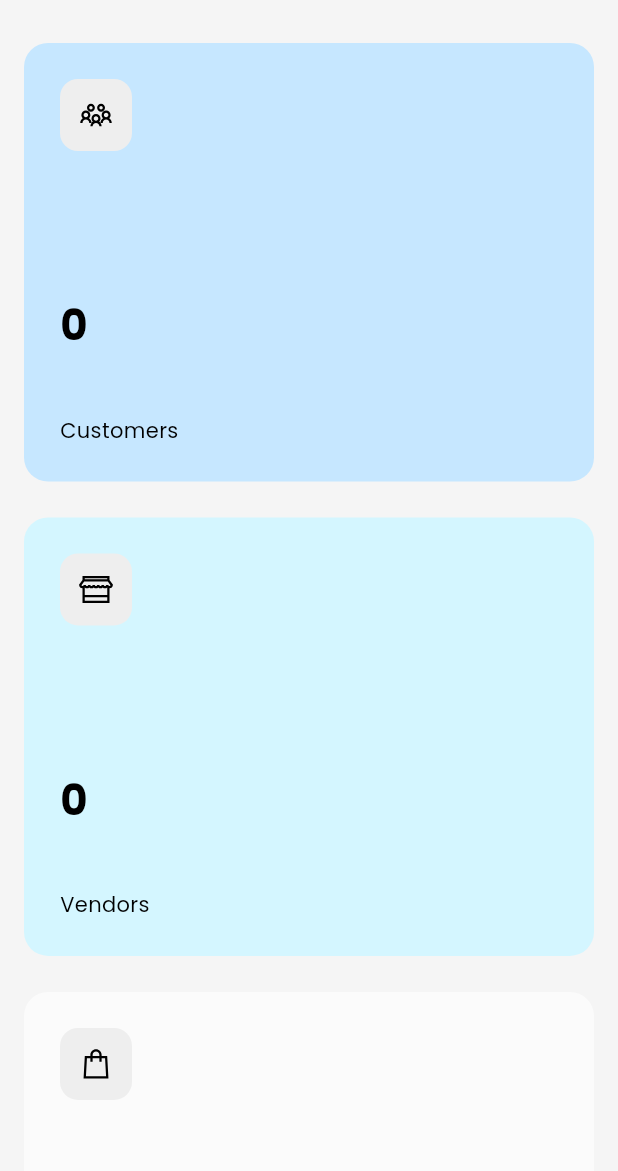
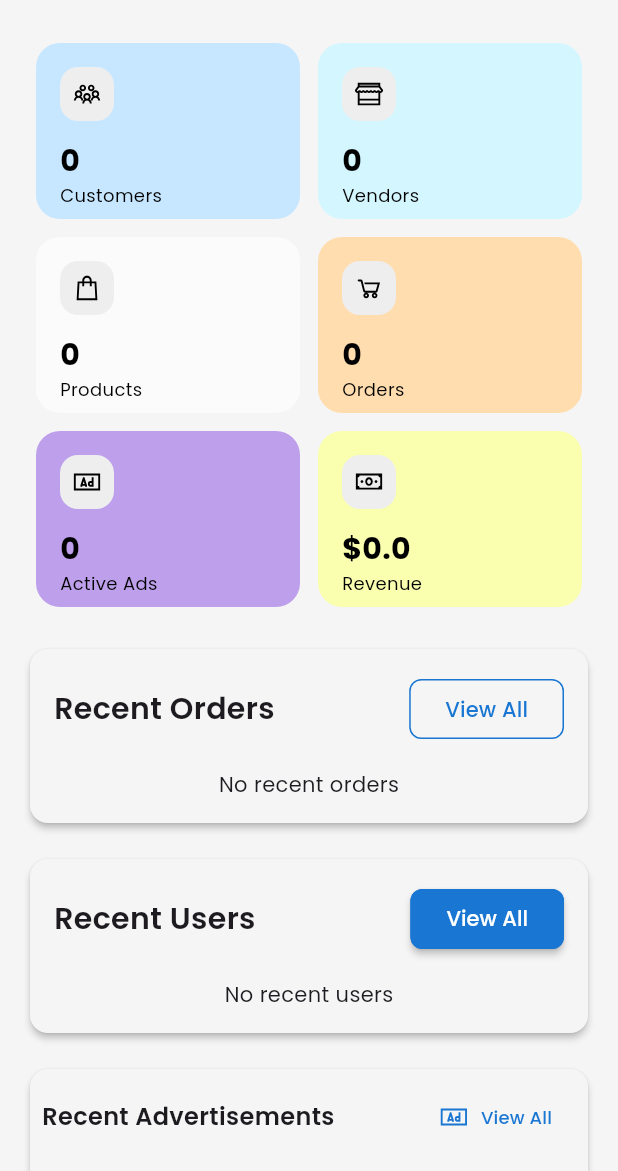
Before and after one commit to Edil-Ayehu/multi_vendor_ecommerce_app_admin_panel, a Flutter app: the screen it shows once a user with an empty profile is signed in, on a phone screen of 412 x 824 dp, the part 65-1236 px from its top. Run offline on Flutter 3.47's test engine with Material 3 defaults, Android fonts, the phone set to English and light mode, and no system bars; our stand-ins replace cloud_firestore, firebase_auth, firebase_core, fl_chart, google_fonts, line_icons and 4 more; accounts and stored records are empty.

Commit message:
responsiveness in admin dashboard

```diff
--- a/lib/screens/admin_dashboard_screen.dart
+++ b/lib/screens/admin_dashboard_screen.dart
@@ -109,15 +109,31 @@ class AdminDashboardScreen extends StatelessWidget {
             ? 4
             : constraints.maxWidth > 800
                 ? 2
-                : 1;
+                : constraints.maxWidth > 600
+                    ? 2
+                    : 2;
 
-        return GridView.count(
+        final childAspectRatio = constraints.maxWidth > 1200
+            ? 1.5
+            : constraints.maxWidth > 800
+                ? 1.3
+                : constraints.maxWidth > 600
+                    ? 1.5
+                    : 1.5;
+
+        final spacing = constraints.maxWidth > 600 ? 24.0 : 12.0;
+
+        return Padding(
+          padding: EdgeInsets.symmetric(
+            horizontal: constraints.maxWidth > 600 ? 0 : 8.0,
+          ),
+          child: GridView.count(
             shrinkWrap: true,
             physics: const NeverScrollableScrollPhysics(),
             crossAxisCount: crossAxisCount,
-          crossAxisSpacing: 24,
-          mainAxisSpacing: 24,
-          childAspectRatio: constraints.maxWidth > 1200 ? 1.5 : 1.3,
+            crossAxisSpacing: spacing,
+            mainAxisSpacing: spacing,
+            childAspectRatio: childAspectRatio,
             children: [
               _buildStatCard(
                 context,
@@ -174,6 +190,7 @@ class AdminDashboardScreen extends StatelessWidget {
                     : const Color(0xffFAFFAF),
               ),
             ],
+          ),
         );
       },
     );
@@ -197,13 +214,28 @@ class AdminDashboardScreen extends StatelessWidget {
               _buildRecentAds(context),
             ],
           );
+        } else if (constraints.maxWidth > 800) {
+          return Column(
+            children: [
+              Row(
+                crossAxisAlignment: CrossAxisAlignment.start,
+                children: [
+                  Expanded(child: _buildRecentOrders(context)),
+                  const SizedBox(width: 16),
+                  Expanded(child: _buildRecentUsers(context)),
+                ],
+              ),
+              const SizedBox(height: 16),
+              _buildRecentAds(context),
+            ],
+          );
         } else {
           return Column(
             children: [
               _buildRecentOrders(context),
-              const SizedBox(height: 24),
+              const SizedBox(height: 16),
               _buildRecentUsers(context),
-              const SizedBox(height: 24),
+              const SizedBox(height: 16),
               _buildRecentAds(context),
             ],
           );
@@ -220,8 +252,17 @@ class AdminDashboardScreen extends StatelessWidget {
     Color color,
   ) {
     final isDarkMode = Theme.of(context).brightness == Brightness.dark;
+    final screenWidth = MediaQuery.of(context).size.width;
+
+    final cardPadding = screenWidth > 600 ? 24.0 : 16.0;
+
+    final iconSize = screenWidth > 600 ? 24.0 : 20.0;
+
+    final valueSize = screenWidth > 600 ? 28.0 : 20.0;
+    final titleSize = screenWidth > 600 ? 14.0 : 12.0;
+
     return Container(
-      padding: const EdgeInsets.all(24),
+      padding: EdgeInsets.all(cardPadding),
       decoration: BoxDecoration(
         borderRadius: BorderRadius.circular(16),
         color: color,
@@ -231,18 +272,18 @@ class AdminDashboardScreen extends StatelessWidget {
         mainAxisAlignment: MainAxisAlignment.spaceBetween,
         children: [
           Container(
-            padding: const EdgeInsets.all(12),
+            padding: EdgeInsets.all(screenWidth > 600 ? 12 : 8),
             decoration: BoxDecoration(
               color: Colors.grey[200],
               borderRadius: BorderRadius.circular(12),
             ),
-            child: Icon(icon, color: Colors.black, size: 24),
+            child: Icon(icon, color: Colors.black, size: iconSize),
           ),
-          const SizedBox(height: 16),
+          const SizedBox(height: 12),
           Text(
             value,
             style: GoogleFonts.poppins(
-              fontSize: 28,
+              fontSize: valueSize,
               fontWeight: FontWeight.bold,
               color: isDarkMode ? Colors.white : Colors.black,
             ),
@@ -251,7 +292,7 @@ class AdminDashboardScreen extends StatelessWidget {
             title,
             style: GoogleFonts.poppins(
               color: isDarkMode ? Colors.white : Colors.black,
-              fontSize: 14,
+              fontSize: titleSize,
             ),
           ),
         ],
@@ -612,13 +653,16 @@ class AdminDashboardScreen extends StatelessWidget {
 
   Widget _buildRecentAds(BuildContext context) {
     final isDarkMode = Theme.of(context).brightness == Brightness.dark;
+    final screenWidth = MediaQuery.of(context).size.width;
+    final isSmallScreen = screenWidth <= 600;
+
     return Card(
       elevation: 2,
       color:
           isDarkMode ? const Color.fromARGB(255, 11, 11, 53) : Colors.grey[100],
       shape: RoundedRectangleBorder(borderRadius: BorderRadius.circular(12)),
       child: Padding(
-        padding: const EdgeInsets.all(16),
+        padding: EdgeInsets.all(isSmallScreen ? 8 : 16),
         child: Column(
           crossAxisAlignment: CrossAxisAlignment.start,
           children: [
@@ -628,13 +672,21 @@ class AdminDashboardScreen extends StatelessWidget {
                 Text(
                   'Recent Advertisements',
                   style: GoogleFonts.poppins(
-                    fontSize: 20,
+                    fontSize: screenWidth > 600 ? 20 : 16,
                     fontWeight: FontWeight.w600,
                   ),
                 ),
                 TextButton.icon(
-                  icon: const Icon(LineIcons.ad),
-                  label: const Text('Manage Ads'),
+                  icon: Icon(
+                    LineIcons.ad,
+                    size: screenWidth > 600 ? 24 : 20,
+                  ),
+                  label: Text(
+                    screenWidth > 600 ? 'Manage Ads' : 'View All',
+                    style: TextStyle(
+                      fontSize: screenWidth > 600 ? 14 : 12,
+                    ),
+                  ),
                   onPressed: () => Navigator.push(
                     context,
                     MaterialPageRoute(
@@ -643,7 +695,7 @@ class AdminDashboardScreen extends StatelessWidget {
                 ),
               ],
             ),
-            const SizedBox(height: 16),
+            SizedBox(height: screenWidth > 600 ? 16 : 12),
             StreamBuilder<QuerySnapshot>(
               stream: _adminService.getRecentAds(limit: 5),
               builder: (context, snapshot) {
@@ -662,9 +714,24 @@ class AdminDashboardScreen extends StatelessWidget {
 
                 return GridView.builder(
                   shrinkWrap: true,
-                  gridDelegate: const SliverGridDelegateWithFixedCrossAxisCount(
-                    crossAxisCount: 4,
-                    childAspectRatio: 1.4,
+                  physics: const NeverScrollableScrollPhysics(),
+                  gridDelegate: SliverGridDelegateWithFixedCrossAxisCount(
+                    crossAxisCount: screenWidth > 1200
+                        ? 4
+                        : screenWidth > 800
+                            ? 3
+                            : screenWidth > 600
+                                ? 2
+                                : 2,
+                    childAspectRatio: screenWidth > 1200
+                        ? 1.4
+                        : screenWidth > 800
+                            ? 1.3
+                            : screenWidth > 600
+                                ? 1.2
+                                : 1,
+                    crossAxisSpacing: isSmallScreen ? 8 : 16,
+                    mainAxisSpacing: isSmallScreen ? 8 : 16,
                   ),
                   itemCount: ads.length,
                   itemBuilder: (context, index) {
@@ -672,9 +739,7 @@ class AdminDashboardScreen extends StatelessWidget {
                     final expiryDate = (ad['expiryDate'] as Timestamp).toDate();
                     final isExpired = expiryDate.isBefore(DateTime.now());
 
-                    return SizedBox(
-                      width: 280,
-                      child: Card(
+                    return Card(
                       elevation: 0,
                       color: isDarkMode
                           ? const Color.fromARGB(255, 11, 11, 53)
@@ -695,64 +760,69 @@ class AdminDashboardScreen extends StatelessWidget {
                             child: Image.network(
                               ad['imageUrl'] ??
                                   'https://via.placeholder.com/400x200',
-                                height: 100,
+                              height: isSmallScreen ? 120 : 100,
                               width: double.infinity,
                               fit: BoxFit.cover,
                             ),
                           ),
-                            Padding(
-                              padding: const EdgeInsets.all(12),
+                          Expanded(
+                            child: Padding(
+                              padding: EdgeInsets.all(isSmallScreen ? 6 : 12),
                               child: Column(
                                 crossAxisAlignment: CrossAxisAlignment.start,
+                                mainAxisSize: MainAxisSize.min,
                                 children: [
                                   Text(
                                     ad['title'] ?? 'No Title',
                                     style: GoogleFonts.poppins(
                                       fontWeight: FontWeight.w500,
-                                      fontSize: 14,
+                                      fontSize: isSmallScreen ? 11 : 14,
                                     ),
                                     maxLines: 1,
                                     overflow: TextOverflow.ellipsis,
                                   ),
-                                  const SizedBox(height: 4),
-                                  Row(
+                                  SizedBox(height: isSmallScreen ? 2 : 4),
+                                  Expanded(
+                                    child: Row(
                                       children: [
                                         Icon(
                                           LineIcons.calendar,
-                                        size: 14,
+                                          size: isSmallScreen ? 10 : 14,
                                           color: isExpired
                                               ? Colors.red
                                               : Colors.grey[600],
                                         ),
-                                      const SizedBox(width: 4),
-                                      Text(
+                                        SizedBox(width: isSmallScreen ? 2 : 4),
+                                        Expanded(
+                                          child: Text(
                                             'Expires ${DateFormat('MMM d').format(expiryDate)}',
                                             style: GoogleFonts.poppins(
-                                          fontSize: 12,
+                                              fontSize: isSmallScreen ? 9 : 12,
                                               color: isExpired
                                                   ? Colors.red
                                                   : Colors.grey[600],
                                             ),
+                                            overflow: TextOverflow.ellipsis,
                                           ),
-                                      const Spacer(),
+                                        ),
                                         Container(
-                                        padding: const EdgeInsets.symmetric(
-                                          horizontal: 8,
-                                          vertical: 2,
+                                          padding: EdgeInsets.symmetric(
+                                            horizontal: isSmallScreen ? 4 : 8,
+                                            vertical: isSmallScreen ? 1 : 2,
                                           ),
                                           decoration: BoxDecoration(
                                             color: ad['isActive'] == true
                                                 ? Colors.green.withOpacity(0.1)
                                                 : Colors.red.withOpacity(0.1),
-                                          borderRadius:
-                                              BorderRadius.circular(12),
+                                            borderRadius: BorderRadius.circular(
+                                                isSmallScreen ? 8 : 12),
                                           ),
                                           child: Text(
                                             ad['isActive'] == true
                                                 ? 'Active'
                                                 : 'Inactive',
                                             style: GoogleFonts.poppins(
-                                            fontSize: 11,
+                                              fontSize: isSmallScreen ? 8 : 11,
                                               color: ad['isActive'] == true
                                                   ? Colors.green
                                                   : Colors.red,
@@ -761,11 +831,12 @@ class AdminDashboardScreen extends StatelessWidget {
                                         ),
                                       ],
                                     ),
+                                  ),
                                 ],
                               ),
                             ),
+                          ),
                         ],
-                        ),
                       ),
                     );
                   },
```
Lines whose indentation alone changed are shown as unchanged.
